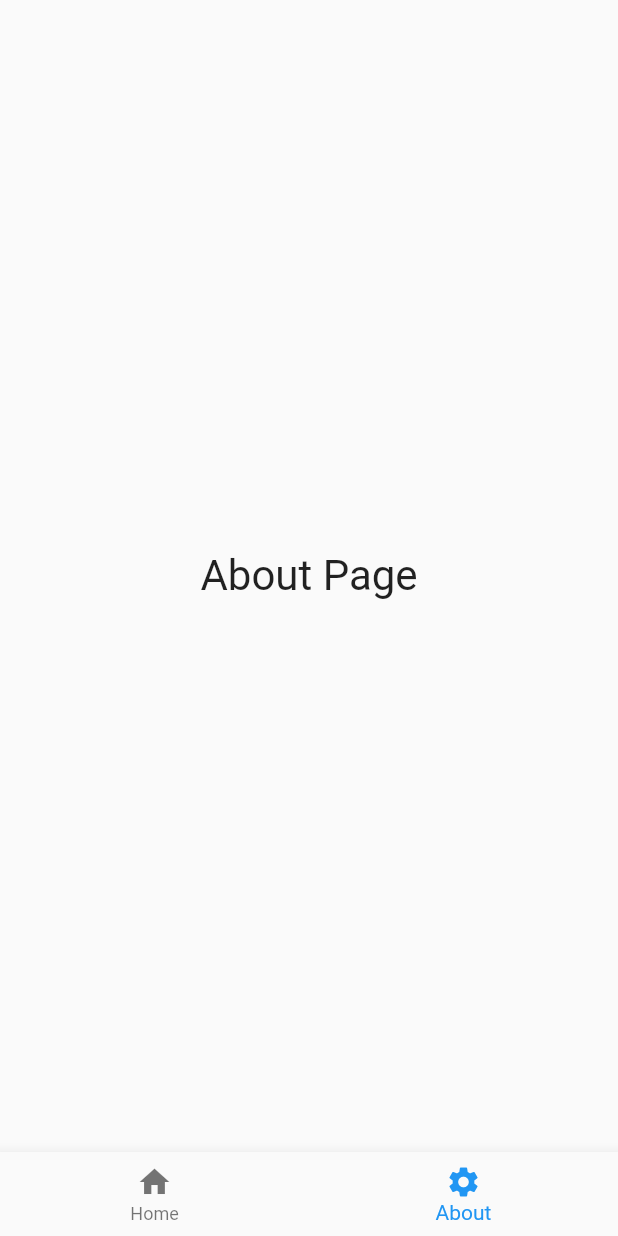
After one commit to lamnguyen1112/my_flutter_app, a Flutter app: the MainTabScreen screen opened directly, item 2 of the bottom bar chosen, on a phone screen of 412 x 824 dp. The commit adds this screen. Run offline on Flutter 3.47's test engine with Material 2 defaults, Android fonts, the phone set to English and light mode, and no system bars; missing offline and left inert: storybook_flutter.

Commit message:
Change app to tabbar

```diff
--- /dev/null
+++ b/lib/src/about_page.dart
@@ -0,0 +1,15 @@
+import 'package:component_library/component_library.dart';
+import 'package:flutter/material.dart';
+
+class AboutPage extends StatelessWidget {
+  const AboutPage({super.key});
+
+  @override
+  Widget build(BuildContext context) {
+    return const Scaffold(
+      body: Center(
+        child: MyTitle(value: 'About Page'),
+      ),
+    );
+  }
+}
--- /dev/null
+++ b/lib/src/main_tab_screen.dart
@@ -0,0 +1,39 @@
+import 'package:flutter/material.dart';
+import 'package:my_flutter_app/src/about_page.dart';
+import 'package:my_flutter_app/src/home_page.dart';
+
+class MainTabScreen extends StatefulWidget {
+  const MainTabScreen({super.key});
+
+  @override
+  State<MainTabScreen> createState() => _MainTabScreenState();
+}
+
+class _MainTabScreenState extends State<MainTabScreen> {
+  int _selectedIndex = 0;
+  static const List<Widget> _widgetOptions = <Widget>[HomePage(), AboutPage()];
+
+  void _onItemTapped(int index) {
+    setState(() {
+      _selectedIndex = index;
+    });
+  }
+
+  @override
+  Widget build(BuildContext context) {
+    return Scaffold(
+      body: _widgetOptions.elementAt(_selectedIndex),
+      bottomNavigationBar: BottomNavigationBar(
+        items: const [
+          BottomNavigationBarItem(
+            icon: Icon(Icons.home),
+            label: 'Home',
+          ),
+          BottomNavigationBarItem(icon: Icon(Icons.settings), label: 'About')
+        ],
+        currentIndex: _selectedIndex,
+        onTap: _onItemTapped,
+      ),
+    );
+  }
+}
--- a/lib/src/my_app.dart
+++ b/lib/src/my_app.dart
@@ -1,6 +1,6 @@
 import 'package:flutter/material.dart';
-import 'package:my_flutter_app/src/home_page.dart';
 import 'package:component_library/component_library.dart';
+import 'package:my_flutter_app/src/main_tab_screen.dart';
 
 class MyApp extends StatelessWidget {
   const MyApp({super.key});
@@ -10,7 +10,8 @@ class MyApp extends StatelessWidget {
     return const MaterialApp(
       localizationsDelegates: ComponentLocalizations.localizationsDelegates,
       supportedLocales: ComponentLocalizations.supportedLocales,
-      home: HomePage(),
+      locale: Locale('en'),
+      home: MainTabScreen(),
     );
   }
 }
--- a/packages/component_library/example/lib/story_component.dart
+++ b/packages/component_library/example/lib/story_component.dart
@@ -1,4 +1,3 @@
-import 'package:component_library/component_library.dart';
 import 'package:example/stories.dart';
 import 'package:flutter/material.dart';
 import 'package:storybook_flutter/storybook_flutter.dart';
--- a/pubspec.yaml
+++ b/pubspec.yaml
@@ -14,7 +14,7 @@ dependencies:
 
   component_library:
     path: packages/component_library
-
+  routemaster: ^1.0.1
   cupertino_icons: ^1.0.2
 
 dev_dependencies:
```
Also changed, not shown: pubspec.lock.
